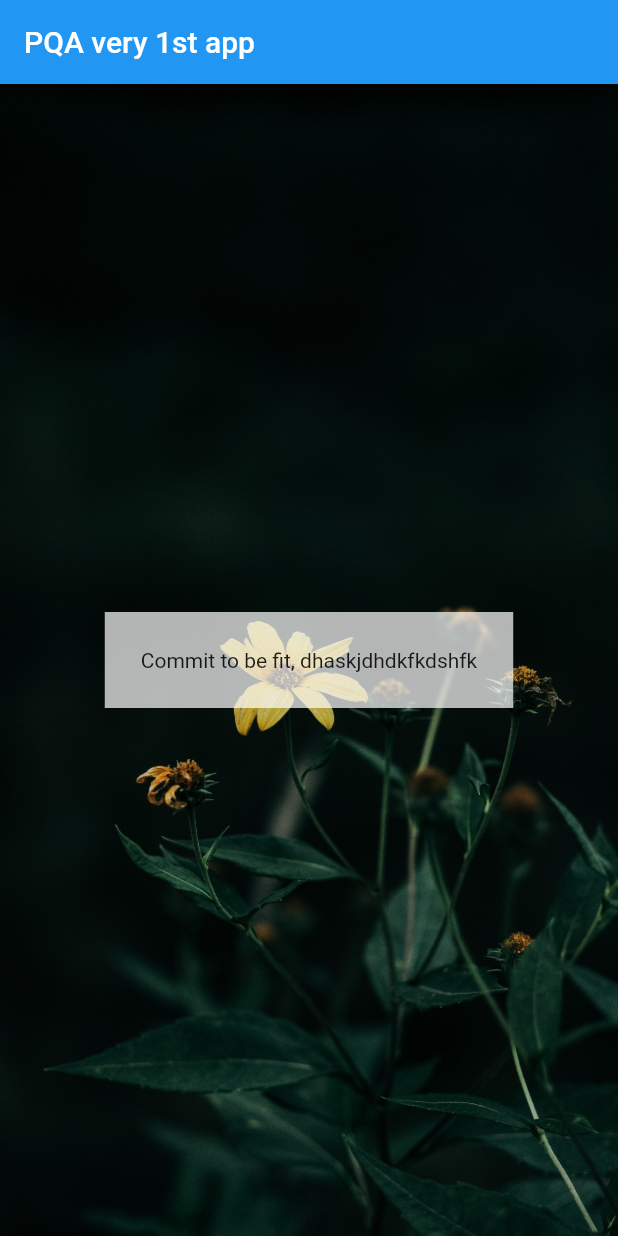
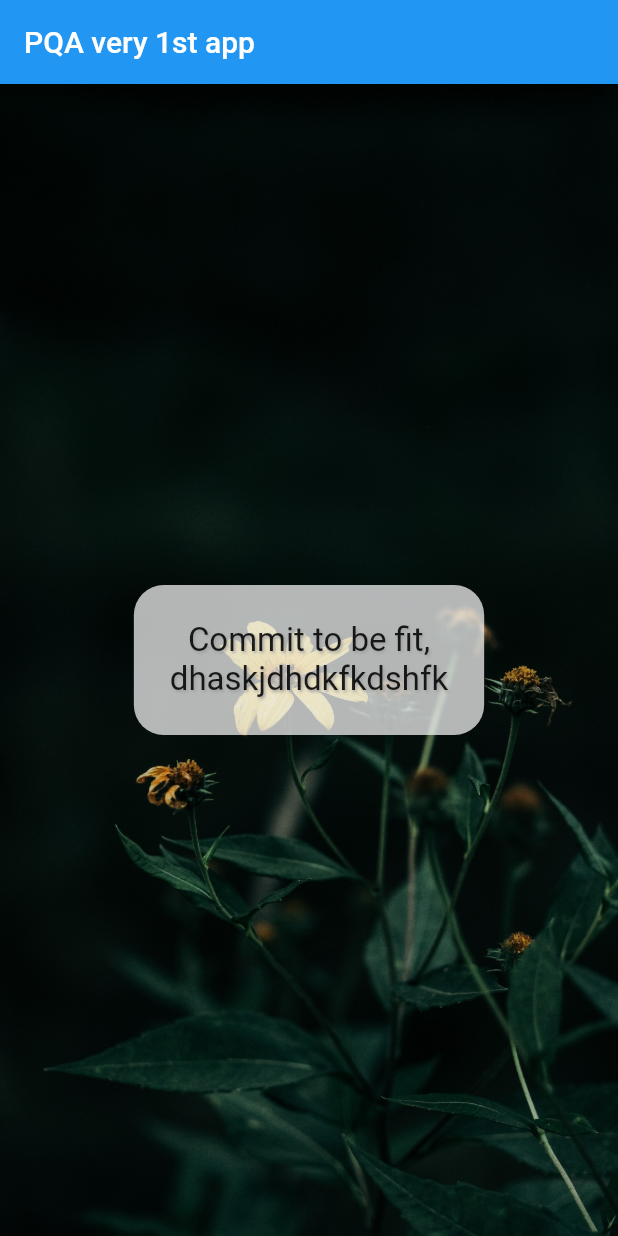
Before and after one commit to pham-anh/flt, a Flutter app: the screen it shows after launch, on a phone screen of 412 x 824 dp. Run offline on Flutter 3.47's test engine with Material 2 defaults, Android fonts, the phone set to English and light mode, and no system bars.

Commit message:
Add border radius, decorate text box

```diff
--- a/lib/main.dart
+++ b/lib/main.dart
@@ -25,9 +25,19 @@ class GlobeApp extends StatelessWidget {
                 child: Container(
                     padding: EdgeInsets.all(24),
                     decoration: const BoxDecoration(
+                      borderRadius: BorderRadius.all(Radius.circular(20)),
                       color: Colors.white70,
                     ),
-                    child: const Text('Commit to be fit, dhaskjdhdkfkdshfk')))),
+                    child: const Text(
+                      'Commit to be fit, \ndhaskjdhdkfkdshfk',
+                      textAlign: TextAlign.center,
+                      style: TextStyle(fontSize: 22, shadows: [
+                        Shadow(
+                            blurRadius: 2.0,
+                            offset: Offset(1.0, 1.0),
+                            color: Colors.grey),
+                      ]),
+                    )))),
       ),
     );
   }
```
